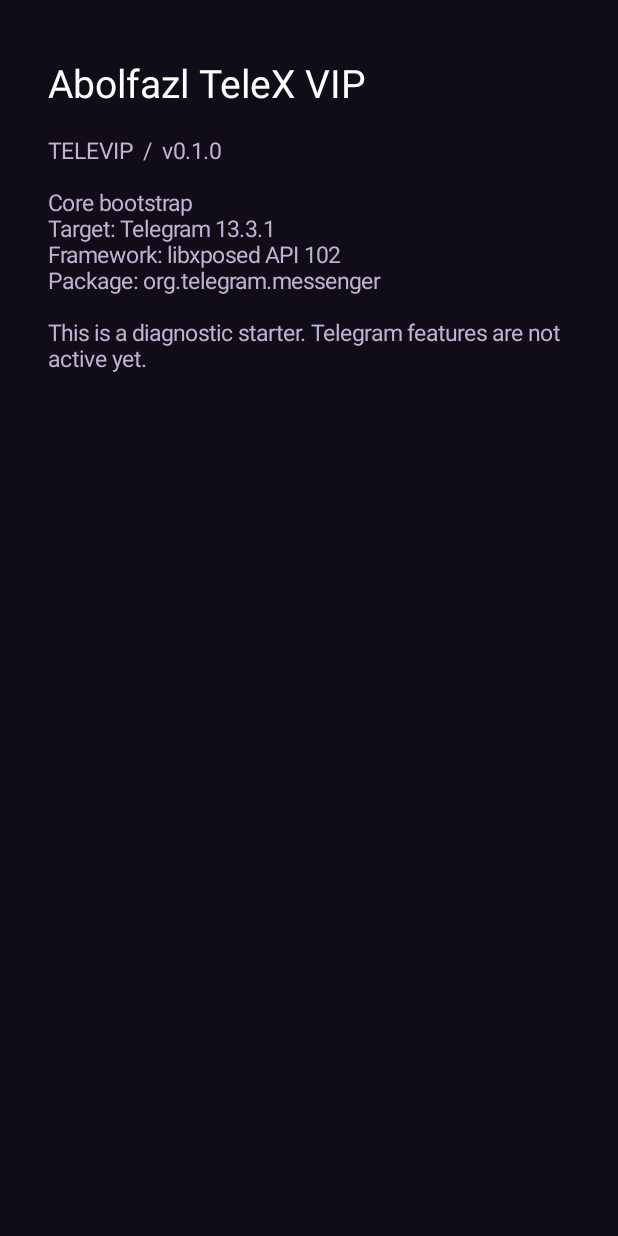
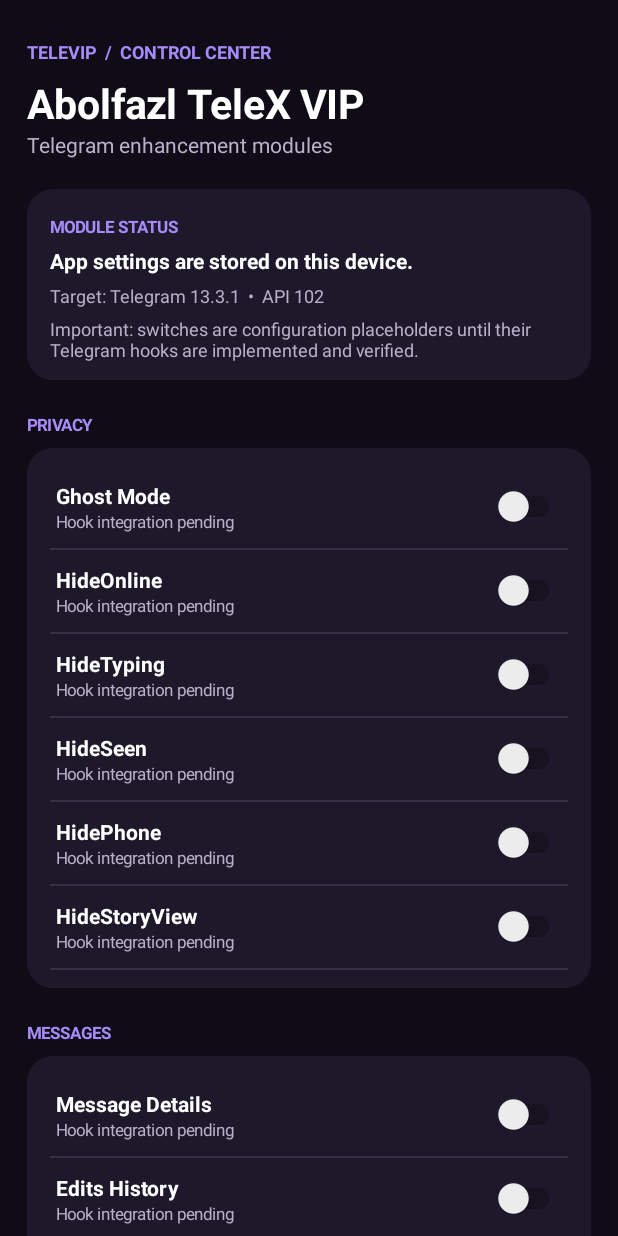
Before and after one commit to abolfazlop/televip, an Android app: the screen it shows after launch (MainActivity), on a phone screen of 412 x 824 dp. Run offline under Robolectric (Android 15) with nearby library versions, the phone set to English and light mode, and no system bars.

Commit message:
Build TeleVIP control center with persistent feature settings

```diff
--- a/app/src/main/java/com/abolfazl/telexvip/MainActivity.java
+++ b/app/src/main/java/com/abolfazl/telexvip/MainActivity.java
@@ -1,33 +1,156 @@
 package com.abolfazl.telexvip;
 
 import android.app.Activity;
+import android.content.SharedPreferences;
 import android.graphics.Color;
+import android.graphics.Typeface;
+import android.graphics.drawable.GradientDrawable;
 import android.os.Bundle;
+import android.view.Gravity;
+import android.view.View;
 import android.widget.LinearLayout;
+import android.widget.ScrollView;
+import android.widget.Switch;
 import android.widget.TextView;
+import android.widget.Toast;
 
 public final class MainActivity extends Activity {
-    @Override
-    protected void onCreate(Bundle state) {
+    private static final int BG = Color.rgb(15, 12, 23);
+    private static final int CARD = Color.rgb(30, 24, 43);
+    private static final int PURPLE = Color.rgb(167, 139, 250);
+    private static final int MUTED = Color.rgb(185, 176, 202);
+    private SharedPreferences prefs;
+    private LinearLayout content;
+
+    private static final String[][] FEATURES = {
+        {"PRIVACY", "Ghost Mode", "HideOnline", "HideTyping", "HideSeen", "HidePhone", "HideStoryView"},
+        {"MESSAGES", "Message Details", "Edits History", "Export Deleted Messages", "Hide Pinned Messages"},
+        {"MEDIA", "Voice Message Saving", "Download Speed", "Download To Forward"},
+        {"APPEARANCE", "Liquid Glass", "Persian Calendar", "Hijri Calendar"},
+        {"OTHER", "Block Ads", "Settings Backup"}
+    };
+
+    @Override protected void onCreate(Bundle state) {
         super.onCreate(state);
-        getWindow().setStatusBarColor(Color.rgb(16, 13, 24));
-        getWindow().setNavigationBarColor(Color.rgb(16, 13, 24));
-        LinearLayout root = new LinearLayout(this);
-        root.setOrientation(LinearLayout.VERTICAL);
-        root.setPadding(48, 56, 48, 40);
-        root.setBackgroundColor(Color.rgb(16, 13, 24));
+        prefs = getSharedPreferences("telexvip_settings", MODE_PRIVATE);
+        getWindow().setStatusBarColor(BG);
+        getWindow().setNavigationBarColor(BG);
 
-        TextView title = new TextView(this);
-        title.setText("Abolfazl TeleX VIP");
-        title.setTextSize(26);
-        title.setTextColor(Color.WHITE);
-        root.addView(title);
+        ScrollView scroll = new ScrollView(this);
+        scroll.setFillViewport(true);
+        content = new LinearLayout(this);
+        content.setOrientation(LinearLayout.VERTICAL);
+        content.setPadding(dp(18), dp(26), dp(18), dp(30));
+        content.setBackgroundColor(BG);
+        scroll.addView(content);
 
-        TextView status = new TextView(this);
-        status.setText("\nTELEVIP  /  v0.1.0\n\nCore bootstrap\nTarget: Telegram 13.3.1\nFramework: libxposed API 102\nPackage: org.telegram.messenger\n\nThis is a diagnostic starter. Telegram features are not active yet.");
-        status.setTextSize(15);
-        status.setTextColor(Color.rgb(190, 180, 210));
-        root.addView(status);
-        setContentView(root);
+        TextView eyebrow = text("TELEVIP  /  CONTROL CENTER", 12, PURPLE, true);
+        content.addView(eyebrow);
+        TextView title = text("Abolfazl TeleX VIP", 27, Color.WHITE, true);
+        LinearLayout.LayoutParams tlp = params();
+        tlp.topMargin = dp(8);
+        content.addView(title, tlp);
+        TextView subtitle = text("Telegram enhancement modules", 14, MUTED, false);
+        content.addView(subtitle);
+
+        LinearLayout status = card();
+        LinearLayout.LayoutParams slp = params();
+        slp.topMargin = dp(20);
+        content.addView(status, slp);
+        addText(status, "MODULE STATUS", 11, PURPLE, true);
+        addText(status, "App settings are stored on this device.", 14, Color.WHITE, true);
+        addText(status, "Target: Telegram 13.3.1  •  API 102", 12, MUTED, false);
+        addText(status, "Important: switches are configuration placeholders until their Telegram hooks are implemented and verified.", 12, MUTED, false);
+
+        for (String[] group : FEATURES) {
+            addSection(group[0]);
+            LinearLayout box = card();
+            LinearLayout.LayoutParams lp = params();
+            lp.topMargin = dp(8);
+            content.addView(box, lp);
+            for (int i = 1; i < group.length; i++) addFeature(box, group[i]);
+        }
+
+        TextView footer = text("TELEX VIP • Independent implementation • v0.2.0", 11, MUTED, false);
+        LinearLayout.LayoutParams flp = params();
+        flp.topMargin = dp(24);
+        footer.setGravity(Gravity.CENTER);
+        content.addView(footer, flp);
+        setContentView(scroll);
+    }
+
+    private void addSection(String name) {
+        TextView h = text(name, 11, PURPLE, true);
+        LinearLayout.LayoutParams lp = params();
+        lp.topMargin = dp(22);
+        content.addView(h, lp);
+    }
+
+    private void addFeature(LinearLayout parent, String name) {
+        LinearLayout row = new LinearLayout(this);
+        row.setGravity(Gravity.CENTER_VERTICAL);
+        row.setPadding(dp(4), dp(10), dp(2), dp(10));
+        row.setOrientation(LinearLayout.HORIZONTAL);
+        LinearLayout info = new LinearLayout(this);
+        info.setOrientation(LinearLayout.VERTICAL);
+        TextView label = text(name, 14, Color.WHITE, true);
+        info.addView(label);
+        TextView state = text("Hook integration pending", 11, MUTED, false);
+        info.addView(state);
+        row.addView(info, new LinearLayout.LayoutParams(0, -2, 1));
+
+        Switch toggle = new Switch(this);
+        toggle.setButtonTintList(null);
+        toggle.setChecked(prefs.getBoolean(key(name), false));
+        toggle.setOnCheckedChangeListener((button, checked) -> {
+            prefs.edit().putBoolean(key(name), checked).apply();
+            Toast.makeText(this, checked
+                ? name + ": saved (hook not active yet)"
+                : name + ": disabled", Toast.LENGTH_SHORT).show();
+        });
+        row.addView(toggle);
+        parent.addView(row);
+        View divider = new View(this);
+        divider.setBackgroundColor(Color.rgb(55, 47, 68));
+        parent.addView(divider, new LinearLayout.LayoutParams(-1, dp(1)));
+    }
+
+    private String key(String name) {
+        return name.toLowerCase().replaceAll("[^a-z0-9]+", "_");
+    }
+
+    private LinearLayout card() {
+        LinearLayout box = new LinearLayout(this);
+        box.setOrientation(LinearLayout.VERTICAL);
+        box.setPadding(dp(15), dp(12), dp(15), dp(12));
+        GradientDrawable shape = new GradientDrawable();
+        shape.setColor(CARD);
+        shape.setCornerRadius(dp(17));
+        box.setBackground(shape);
+        return box;
+    }
+
+    private void addText(LinearLayout parent, String value, int size, int color, boolean bold) {
+        TextView v = text(value, size, color, bold);
+        LinearLayout.LayoutParams lp = params();
+        lp.topMargin = dp(5);
+        parent.addView(v, lp);
+    }
+
+    private TextView text(String value, int size, int color, boolean bold) {
+        TextView v = new TextView(this);
+        v.setText(value);
+        v.setTextSize(size);
+        v.setTextColor(color);
+        if (bold) v.setTypeface(Typeface.DEFAULT, Typeface.BOLD);
+        return v;
+    }
+
+    private LinearLayout.LayoutParams params() {
+        return new LinearLayout.LayoutParams(-1, -2);
+    }
+
+    private int dp(int value) {
+        return Math.round(value * getResources().getDisplayMetrics().density);
     }
 }
```
